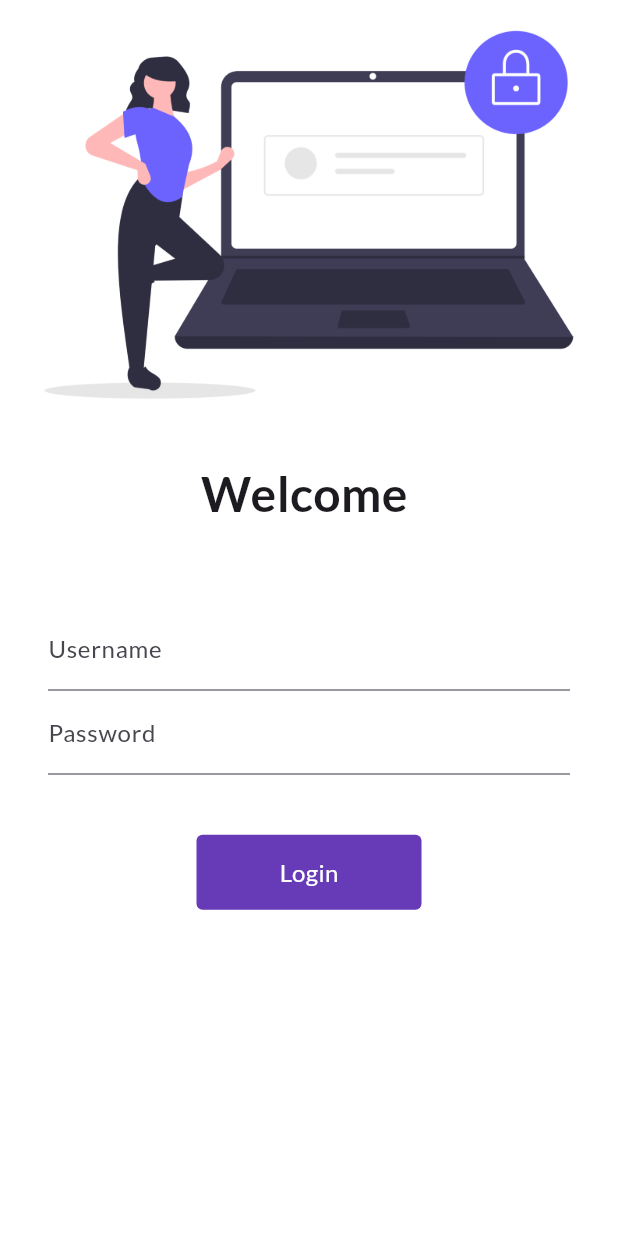
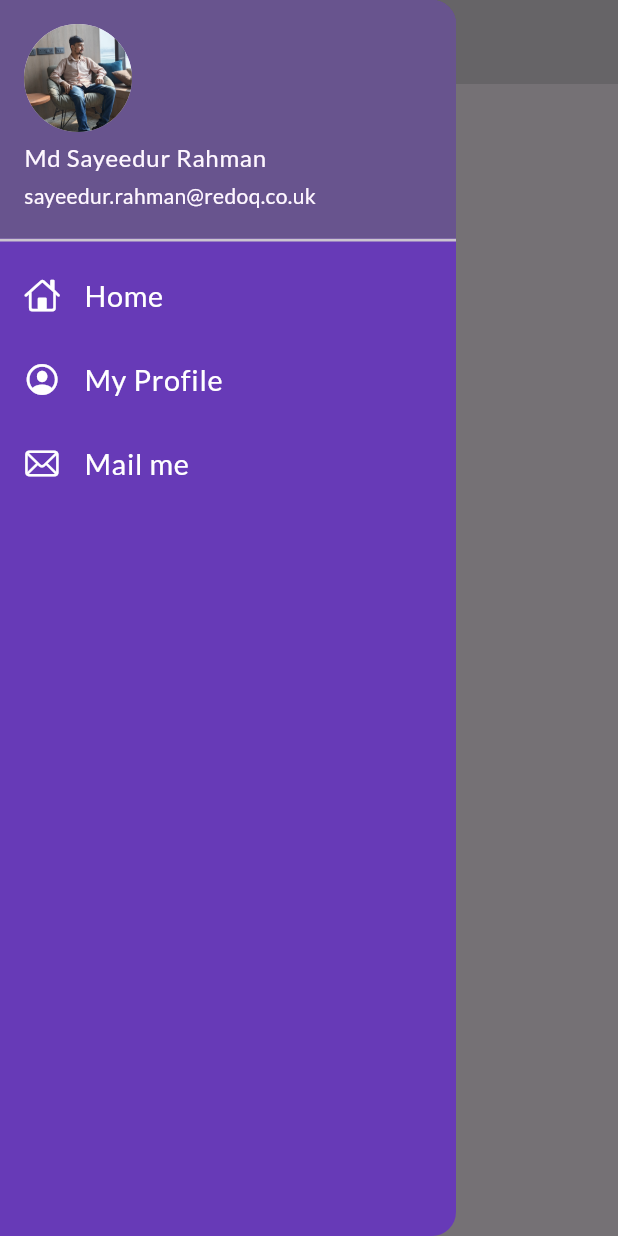
Before and after one commit to Sayeedurrahman/FlutterDays, a Flutter app: the screen it shows after launch, with the side drawer open (before the commit the screen has no drawer), on a phone screen of 412 x 824 dp. Run offline on Flutter 3.47's test engine with Material 3 defaults, Android fonts, the phone set to English and light mode, and no system bars; our stand-ins replace google_fonts.

Commit message:
feat: Implement a navigation drawer in HomePage
This commit adds a navigation drawer to the `HomePage`. Key changes include:

-   Creation of `drawer.dart` to define the `MyDrawer` widget.
- Added image file `myimage.jpg` in `assets/image`.
-   Implementation of `MyDrawer` using `Drawer`, `ListView`, `DrawerHeader`, `UserAccountsDrawerHeader`, and `ListTile` widgets.
-   Incorporated the `MyDrawer` widget into `HomePage`'s `Scaffold`.
- Changed the `initialRoute` to `/home`.
- Added `CircleAvatar`, `CupertinoIcons` and `AssetImage`.

```diff
--- a/lib/main.dart
+++ b/lib/main.dart
@@ -25,7 +25,7 @@ class MyApp extends StatelessWidget {
       // darkTheme: ThemeData(
       //   brightness: Brightness.dark
       // ),
-      initialRoute: "/login",
+      initialRoute: "/home",
       routes: {
         "/login": (context) => const LoginPage(),
         "/home": (context) => const HomePage()
--- a/lib/pages/home_page.dart
+++ b/lib/pages/home_page.dart
@@ -1,4 +1,5 @@
 import 'package:flutter/material.dart';
+import 'package:flutter_days/widgets/drawer.dart';
 
 class HomePage extends StatelessWidget {
   const HomePage({super.key});
@@ -16,6 +17,7 @@ class HomePage extends StatelessWidget {
               'Welcome to the HomePage'
           )
       ),
+      drawer: MyDrawer(),
     );
   }
 }
--- /dev/null
+++ b/lib/widgets/drawer.dart
@@ -0,0 +1,50 @@
+import 'package:flutter/cupertino.dart';
+import 'package:flutter/material.dart';
+
+class MyDrawer extends StatelessWidget {
+  const MyDrawer({super.key});
+
+  @override
+  Widget build(BuildContext context) {
+    return Drawer(
+      backgroundColor: Colors.deepPurple,
+      child: ListView(
+        padding: EdgeInsets.zero,
+        children: [
+          DrawerHeader(
+            padding: EdgeInsets.zero,
+              child: UserAccountsDrawerHeader(
+                  margin: EdgeInsets.zero,
+                  currentAccountPicture: CircleAvatar(
+                    backgroundImage: AssetImage('assets/image/myimage.jpg'),
+                  ),
+                  accountName: Text("Md Sayeedur Rahman"),
+                  accountEmail: Text("sayeedur.rahman@redoq.co.uk")
+              )
+          ),
+          ListTile(
+            leading: Icon(
+              CupertinoIcons.home,
+              color: Colors.white,
+            ),
+            title: Text("Home",textScaler: TextScaler.linear(1.2), style: TextStyle(color: Colors.white),),
+          ),
+          ListTile(
+            leading: Icon(
+              CupertinoIcons.profile_circled,
+              color: Colors.white,
+            ),
+            title: Text("My Profile",textScaler: TextScaler.linear(1.2), style: TextStyle(color: Colors.white),),
+          ),
+          ListTile(
+            leading: Icon(
+              CupertinoIcons.mail,
+              color: Colors.white,
+            ),
+            title: Text("Mail me",textScaler: TextScaler.linear(1.2), style: TextStyle(color: Colors.white),),
+          )
+        ],
+      ),
+    );
+  }
+}
```
Also changed, not shown: assets/image/myimage.jpg (added).
